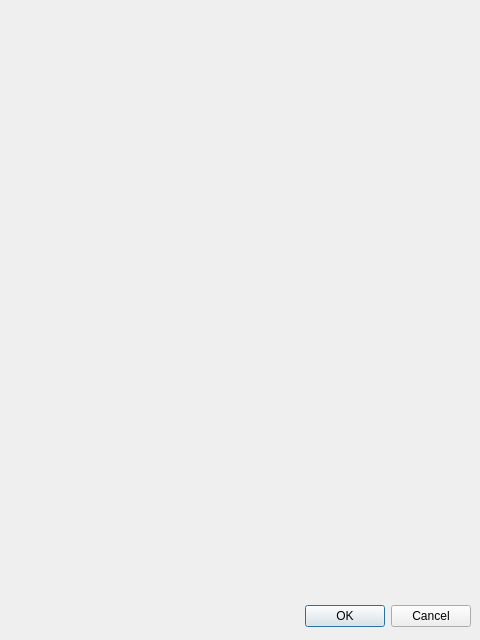
Before: the Qt Designer form acerca.ui in XMoiX22/Qt-Salarios, drawn with Qt 5.
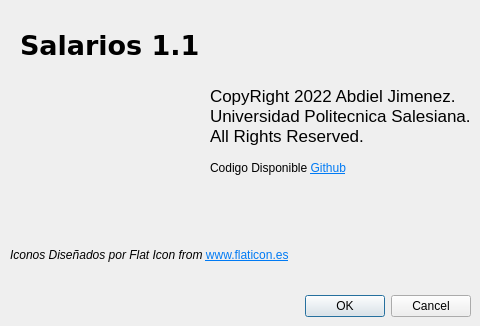
After: the same form once the commit is applied. Icons and pictures are not drawn.

What changed in the file:
```diff
--- a/acerca.ui
+++ b/acerca.ui
@@ -6,7 +6,7 @@
     <x>0</x>
     <y>0</y>
     <width>480</width>
-    <height>640</height>
+    <height>326</height>
    </rect>
   </property>
   <property name="windowTitle">
@@ -16,7 +16,7 @@
    <property name="geometry">
     <rect>
      <x>10</x>
-     <y>600</y>
+     <y>290</y>
      <width>461</width>
      <height>32</height>
     </rect>
@@ -28,6 +28,99 @@
     <set>QDialogButtonBox::Cancel|QDialogButtonBox::Ok</set>
    </property>
   </widget>
+  <widget class="QLabel" name="lblNombre">
+   <property name="geometry">
+    <rect>
+     <x>20</x>
+     <y>10</y>
+     <width>211</width>
+     <height>71</height>
+    </rect>
+   </property>
+   <property name="font">
+    <font>
+     <family>Verdana</family>
+     <pointsize>20</pointsize>
+     <weight>75</weight>
+     <bold>true</bold>
+    </font>
+   </property>
+   <property name="text">
+    <string>Salarios 1.1</string>
+   </property>
+  </widget>
+  <widget class="QLabel" name="lblDerechos">
+   <property name="geometry">
+    <rect>
+     <x>210</x>
+     <y>80</y>
+     <width>271</width>
+     <height>71</height>
+    </rect>
+   </property>
+   <property name="font">
+    <font>
+     <pointsize>13</pointsize>
+    </font>
+   </property>
+   <property name="text">
+    <string>CopyRight 2022 Abdiel Jimenez. Universidad Politecnica Salesiana. All Rights Reserved.</string>
+   </property>
+   <property name="wordWrap">
+    <bool>true</bool>
+   </property>
+  </widget>
+  <widget class="QLabel" name="lblIcono">
+   <property name="geometry">
+    <rect>
+     <x>10</x>
+     <y>240</y>
+     <width>431</width>
+     <height>31</height>
+    </rect>
+   </property>
+   <property name="text">
+    <string>&lt;html&gt;&lt;head/&gt;&lt;body&gt;&lt;p&gt;&lt;span style=&quot; font-size:9pt; font-style:italic; color:#000000;&quot;&gt;Iconos Diseñados por Flat Icon from &lt;/span&gt;&lt;a href=&quot;https://www.flaticon.es/iconos-gratis/salario&quot;&gt;&lt;span style=&quot; font-size:9pt; text-decoration: underline; color:#007af4;&quot;&gt;www.flaticon.es&lt;/span&gt;&lt;/a&gt;&lt;/p&gt;&lt;/body&gt;&lt;/html&gt;</string>
+   </property>
+   <property name="wordWrap">
+    <bool>true</bool>
+   </property>
+  </widget>
+  <widget class="QLabel" name="lblGitHub">
+   <property name="geometry">
+    <rect>
+     <x>210</x>
+     <y>160</y>
+     <width>211</width>
+     <height>17</height>
+    </rect>
+   </property>
+   <property name="text">
+    <string>&lt;html&gt;&lt;head/&gt;&lt;body&gt;&lt;p&gt;Codigo Disponible &lt;a href=&quot;https://github.com/XMoiX22/Qt-Salarios&quot;&gt;&lt;span style=&quot; text-decoration: underline; color:#007af4;&quot;&gt;Github&lt;/span&gt;&lt;/a&gt;&lt;/p&gt;&lt;/body&gt;&lt;/html&gt;</string>
+   </property>
+  </widget>
+  <widget class="QLabel" name="label_5">
+   <property name="geometry">
+    <rect>
+     <x>30</x>
+     <y>80</y>
+     <width>121</width>
+     <height>101</height>
+    </rect>
+   </property>
+   <property name="text">
+    <string/>
+   </property>
+   <property name="pixmap">
+    <pixmap>:/Recursos/gestion-de-proyectos.png</pixmap>
+   </property>
+   <property name="scaledContents">
+    <bool>true</bool>
+   </property>
+   <property name="wordWrap">
+    <bool>true</bool>
+   </property>
+  </widget>
  </widget>
  <resources/>
  <connections>
```
Left out of the diff: 7 changed lines with no effect on the pictures.
